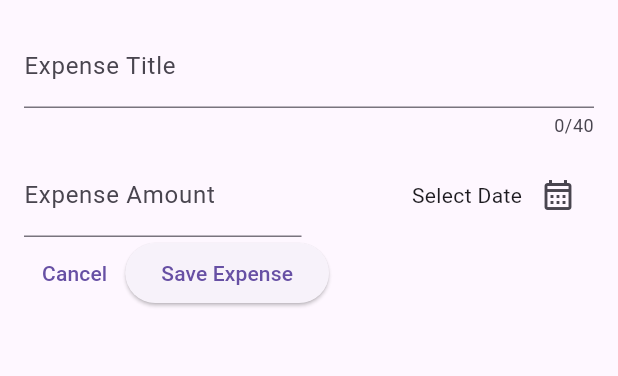
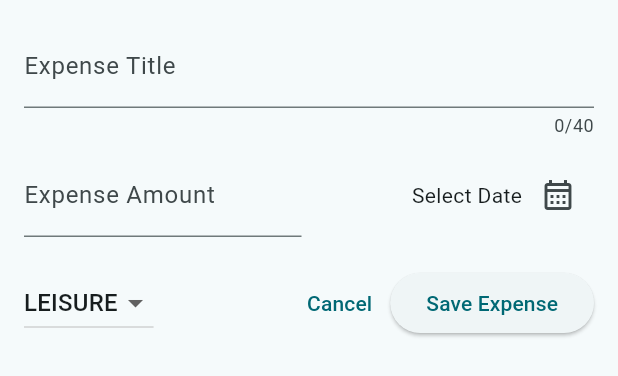
Before and after one commit to JaswanthJHK/u_project_two, a Flutter app: the ExpenseBottomSheet widget shown alone on an empty page, opened directly, on a phone screen of 412 x 824 dp. Shown: the top 376 px of the screen. Run offline on Flutter 3.47's test engine with Material 3 defaults, Android fonts, the phone set to English and light mode, and no system bars.

Commit message:
added some changes

```diff
--- a/lib/main.dart
+++ b/lib/main.dart
@@ -14,7 +14,7 @@ class MyApp extends StatelessWidget {
     return MaterialApp(
       debugShowCheckedModeBanner: false,
       theme: ThemeData(
-        // colorScheme: ColorScheme.fromSeed(seedColor: Colors.deepPurple),
+         colorScheme: ColorScheme.fromSeed(seedColor: Colors.grey),
         useMaterial3: true,
       ),
       home: const Expenses(),
--- a/lib/presentation/pages/expenses_page_section/widgets/expense_bottom_sheet.dart
+++ b/lib/presentation/pages/expenses_page_section/widgets/expense_bottom_sheet.dart
@@ -1,4 +1,5 @@
 import 'package:flutter/material.dart';
+import 'package:udemy_expense_tracker/model/expense_model.dart';
 
 class ExpenseBottomSheet extends StatefulWidget {
   const ExpenseBottomSheet({super.key});
@@ -8,22 +9,30 @@ class ExpenseBottomSheet extends StatefulWidget {
 }
 
 class _ExpenseBottomSheetState extends State<ExpenseBottomSheet> {
-  // var _enteredInput = " ";
-  // void _saveTitleInput(String inputValue) {
-  //   _enteredInput = inputValue;
-  // }
-
   final TextEditingController _titleController = TextEditingController();
   final _amountController = TextEditingController();
+  DateTime? _selectedDate;
+  Catogory _selectedCatogory = Catogory.leisure;
 
-  final now = DateTime.now();
-  final firstDate = DateTime(DateTime.now().year -1,DateTime.now().month,DateTime.now().day);
-  _datePicker() {
-    showDatePicker(
+  _presentDatePicker() async {
+    final now = DateTime.now();
+    final firstDate = DateTime(now.year - 1, now.month, now.day);
+    final pickedDate = await showDatePicker(
       context: context,
-      firstDate: now,
+      initialDate: now,
+      firstDate: firstDate,
       lastDate: now,
     );
+    setState(() {
+      _selectedDate = pickedDate;
+    });
+  }
+
+  void _submitExpenseDataForm() {
+    final enterdAmount = double.parse(_amountController.text);
+    if(_titleController.text.trim().isEmpty){
+
+    }
   }
 
   @override
@@ -67,26 +76,52 @@ class _ExpenseBottomSheetState extends State<ExpenseBottomSheet> {
                   mainAxisAlignment: MainAxisAlignment.end,
                   //   crossAxisAlignment: CrossAxisAlignment.center,
                   children: [
-                    const Text("Select Date"),
+                    Text(
+                      _selectedDate == null
+                          ? "Select Date"
+                          : formatter.format(_selectedDate!),
+                    ),
                     IconButton(
-                        onPressed: _datePicker,
+                        onPressed: _presentDatePicker,
                         icon: const Icon(Icons.calendar_month_outlined))
                   ],
                 ),
               )
             ],
           ),
+          const SizedBox(
+            height: 20,
+          ),
           Row(
             children: [
+              DropdownButton(
+                value: _selectedCatogory,
+                items: Catogory.values
+                    .map(
+                      (catogory) => DropdownMenuItem(
+                        value: catogory,
+                        child: Text(
+                          catogory.name.toUpperCase(),
+                        ),
+                      ),
+                    )
+                    .toList(),
+                onChanged: (value) {
+                  if (value == null) {
+                    return;
+                  }
+                  setState(() {
+                    _selectedCatogory = value;
+                  });
+                },
+              ),
+              const Spacer(),
               TextButton(
                 onPressed: () => Navigator.pop(context),
                 child: const Text("Cancel"),
               ),
               ElevatedButton(
-                  onPressed: () {
-                    print(_titleController.text);
-                    print(_amountController.text);
-                  },
+                  onPressed: _submitExpenseDataForm,
                   child: const Text("Save Expense"))
             ],
           )
```
